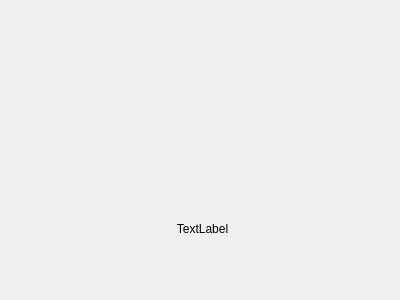
Thomas-Casadevall/AMazeIng, file mainwindow.ui: the form before one commit.
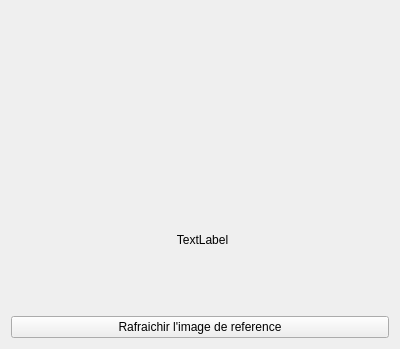
The form after the commit. Custom widgets are drawn as their Qt base class.

What changed in the file:
```diff
--- a/mainwindow.ui
+++ b/mainwindow.ui
@@ -7,7 +7,7 @@
     <x>0</x>
     <y>0</y>
     <width>400</width>
-    <height>300</height>
+    <height>349</height>
    </rect>
   </property>
   <property name="sizeIncrement">
@@ -52,6 +52,13 @@
      </widget>
     </widget>
    </item>
+   <item>
+    <widget class="QPushButton" name="pushButton">
+     <property name="text">
+      <string>Rafraichir l'image de reference</string>
+     </property>
+    </widget>
+   </item>
   </layout>
  </widget>
  <customwidgets>
```
